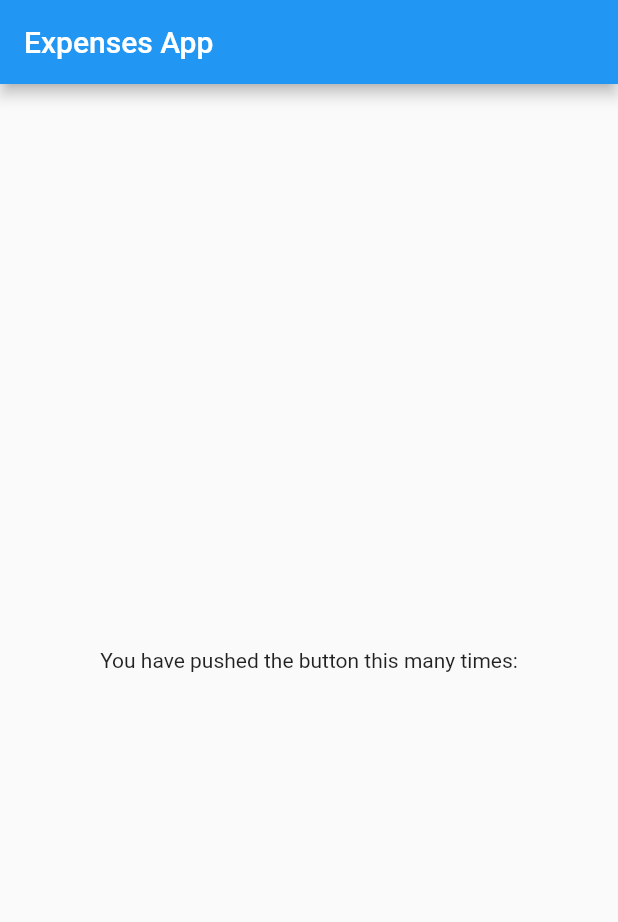
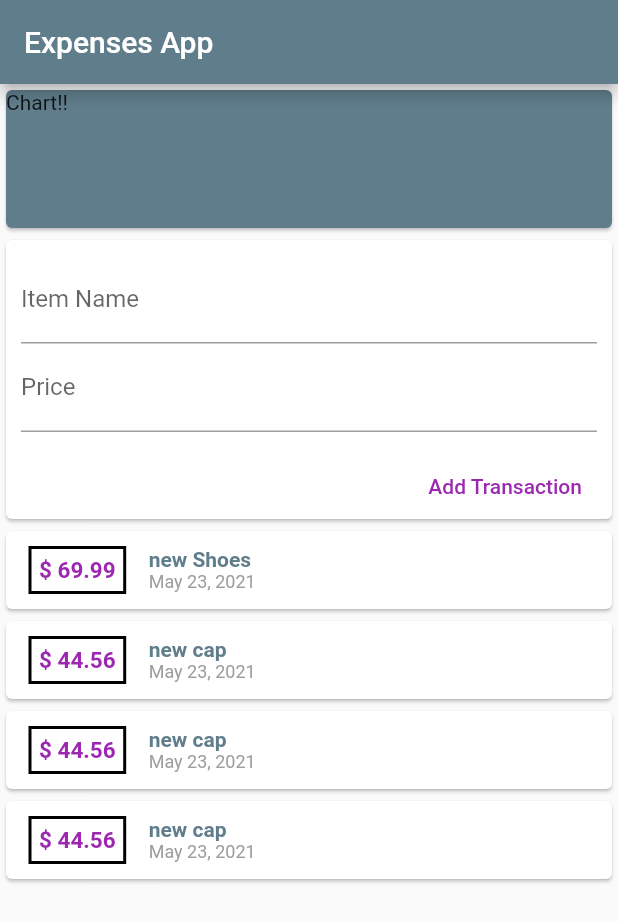
Before and after one commit to GaniduAbeysekara/Flutter-App-Expenses, a Flutter app: the screen it shows after launch, on a phone screen of 412 x 824 dp. Shown: the top 922 px of the screen. Run offline on Flutter 3.47's test engine with Material 2 defaults, Android fonts, the phone set to English and light mode, and no system bars.

Commit message:
basic implementation of app

```diff
--- a/lib/main.dart
+++ b/lib/main.dart
@@ -1,3 +1,5 @@
+import 'package:appexpenses/widgets/user_transaction.dart';
+import 'package:flutter/cupertino.dart';
 import 'package:flutter/material.dart';
 
 void main() {
@@ -11,7 +13,7 @@ class MyApp extends StatelessWidget {
     return MaterialApp(
       title: 'Expenses App',
       theme: ThemeData(
-        primarySwatch: Colors.blue,
+        primarySwatch: Colors.blueGrey,
       ),
       home: MyHomePage(),
     );
@@ -22,14 +24,21 @@ class MyHomePage extends StatelessWidget {
   @override
   Widget build(BuildContext context) {
     return Scaffold(
-      appBar: AppBar(
-        title: Text('Expenses App'),
-      ),
-      body: Center(
-        child: Text(
-          'You have pushed the button this many times:',
+        appBar: AppBar(
+          title: Text('Expenses App'),
         ),
-      ),
-    );
+        body: SingleChildScrollView(
+            child: Column(
+          children: <Widget>[
+            Container(
+                width: double.infinity,
+                height: 100,
+                child: Card(
+                  color: Colors.blueGrey,
+                  child: Text('Chart!!'),
+                )),
+            UserTransaction()
+          ],
+        )));
   }
 }
--- /dev/null
+++ b/lib/models/transaction.dart
@@ -0,0 +1,8 @@
+class Transaction {
+  final String id;
+  final String title;
+  final double amount;
+  final DateTime date;
+
+  Transaction({this.id, this.title, this.amount, this.date});
+}
--- /dev/null
+++ b/lib/widgets/new_transaction.dart
@@ -0,0 +1,39 @@
+import 'package:flutter/material.dart';
+
+class NewTransaction extends StatelessWidget {
+  final itemNameController = TextEditingController();
+  final amountController = TextEditingController();
+  final Function addTx;
+
+  NewTransaction(this.addTx);
+
+  @override
+  Widget build(BuildContext context) {
+    return Card(
+        child: Container(
+      padding: EdgeInsets.all(10),
+      child: Column(
+        crossAxisAlignment: CrossAxisAlignment.end,
+        children: <Widget>[
+          TextField(
+            decoration: InputDecoration(labelText: 'Item Name'),
+            controller: itemNameController,
+          ),
+          TextField(
+            decoration: InputDecoration(labelText: 'Price'),
+            controller: amountController,
+          ),
+          FlatButton(
+            child: Text('Add Transaction'),
+            textColor: Colors.purple,
+            padding: EdgeInsets.only(top: 25, right: 10),
+            onPressed: () {
+              addTx(
+                  itemNameController.text, double.parse(amountController.text));
+            },
+          ),
+        ],
+      ),
+    ));
+  }
+}
--- /dev/null
+++ b/lib/widgets/transaction_list.dart
@@ -0,0 +1,63 @@
+import '../models/transaction.dart';
+import 'package:flutter/material.dart';
+import 'package:intl/intl.dart';
+
+class TransactionList extends StatelessWidget {
+  final List<Transaction> transactions;
+
+  TransactionList(this.transactions);
+  @override
+  Widget build(BuildContext context) {
+    return Column(
+      children: transactions.map((e) {
+        return Card(
+          child: Row(
+            children: <Widget>[
+              Container(
+                margin: EdgeInsets.symmetric(
+                  vertical: 10,
+                  horizontal: 15,
+                ),
+                decoration: BoxDecoration(
+                    border: Border.all(
+                  color: Colors.black,
+                  width: 2,
+                )),
+                padding: EdgeInsets.all(5),
+                child: Text(
+                  '\$ ${e.amount}',
+                  style: TextStyle(
+                    fontWeight: FontWeight.bold,
+                    color: Colors.purple,
+                    fontSize: 15,
+                  ),
+                ),
+              ),
+              Column(
+                crossAxisAlignment: CrossAxisAlignment.start,
+                children: <Widget>[
+                  Text(
+                    e.title,
+                    style: TextStyle(
+                      fontSize: 14,
+                      fontWeight: FontWeight.bold,
+                      color: Colors.blueGrey,
+                    ),
+                  ),
+                  Text(
+                    DateFormat.yMMMd().format(e.date),
+                    style: TextStyle(
+                      fontSize: 12,
+                      fontWeight: FontWeight.normal,
+                      color: Colors.grey,
+                    ),
+                  ),
+                ],
+              ),
+            ],
+          ),
+        );
+      }).toList(),
+    );
+  }
+}
--- /dev/null
+++ b/lib/widgets/user_transaction.dart
@@ -0,0 +1,44 @@
+import '../models/transaction.dart';
+import 'package:flutter/material.dart';
+import './new_transaction.dart';
+import './transaction_list.dart';
+
+class UserTransaction extends StatefulWidget {
+  @override
+  _UserTransactionState createState() => _UserTransactionState();
+}
+
+class _UserTransactionState extends State<UserTransaction> {
+  final List<Transaction> _userTransaction = [
+    Transaction(
+        id: 't1', title: 'new Shoes', amount: 69.99, date: DateTime.now()),
+    Transaction(
+        id: 't2', title: 'new cap', amount: 44.56, date: DateTime.now()),
+    Transaction(
+        id: 't2', title: 'new cap', amount: 44.56, date: DateTime.now()),
+    Transaction(
+        id: 't2', title: 'new cap', amount: 44.56, date: DateTime.now()),
+  ];
+
+  void _addNewTransaction(String txTitle, double txAmount) {
+    final newTx = Transaction(
+      title: txTitle,
+      amount: txAmount,
+      date: DateTime.now(),
+      id: DateTime.now().toString(),
+    );
+    setState(() {
+      _userTransaction.add(newTx);
+    });
+  }
+
+  @override
+  Widget build(BuildContext context) {
+    return Column(
+      children: [
+        NewTransaction(_addNewTransaction),
+        TransactionList(_userTransaction),
+      ],
+    );
+  }
+}
--- a/pubspec.yaml
+++ b/pubspec.yaml
@@ -28,6 +28,7 @@ dependencies:
   # The following adds the Cupertino Icons font to your application.
   # Use with the CupertinoIcons class for iOS style icons.
   cupertino_icons: ^1.0.2
+  intl: ^0.17.0
 
 dev_dependencies:
   flutter_test:
```
Also changed, not shown: pubspec.lock.
